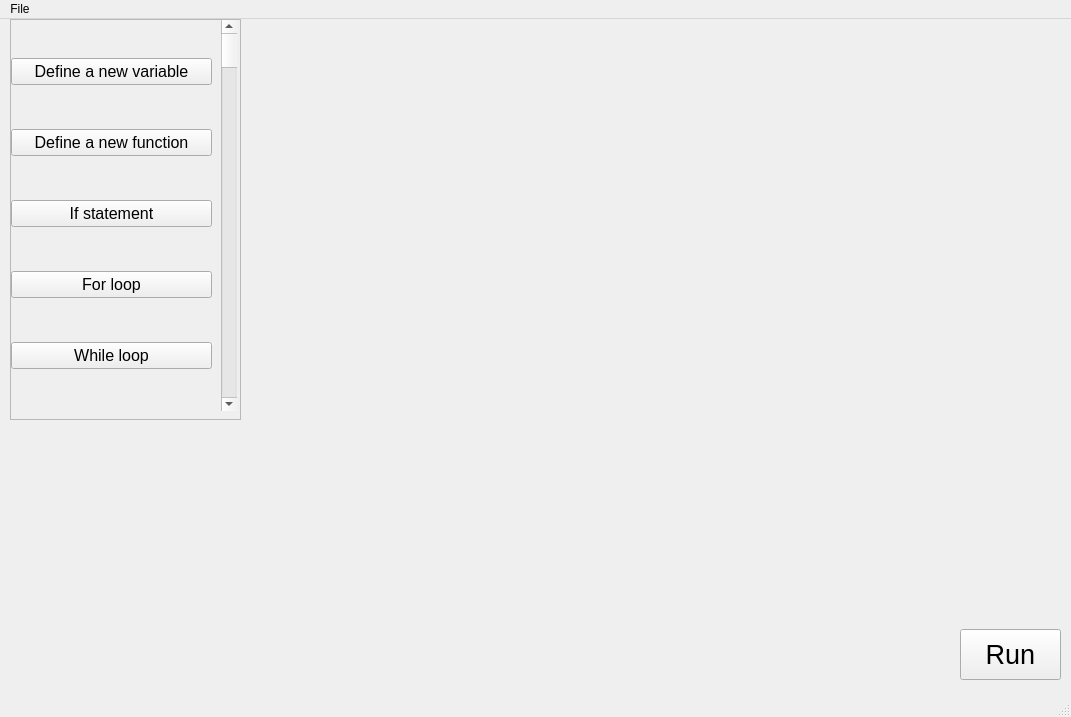
Before: the Qt Designer form mainwindow.ui in CrescentonC/COMP2012H_19_Fall_Project, drawn with Qt 5.
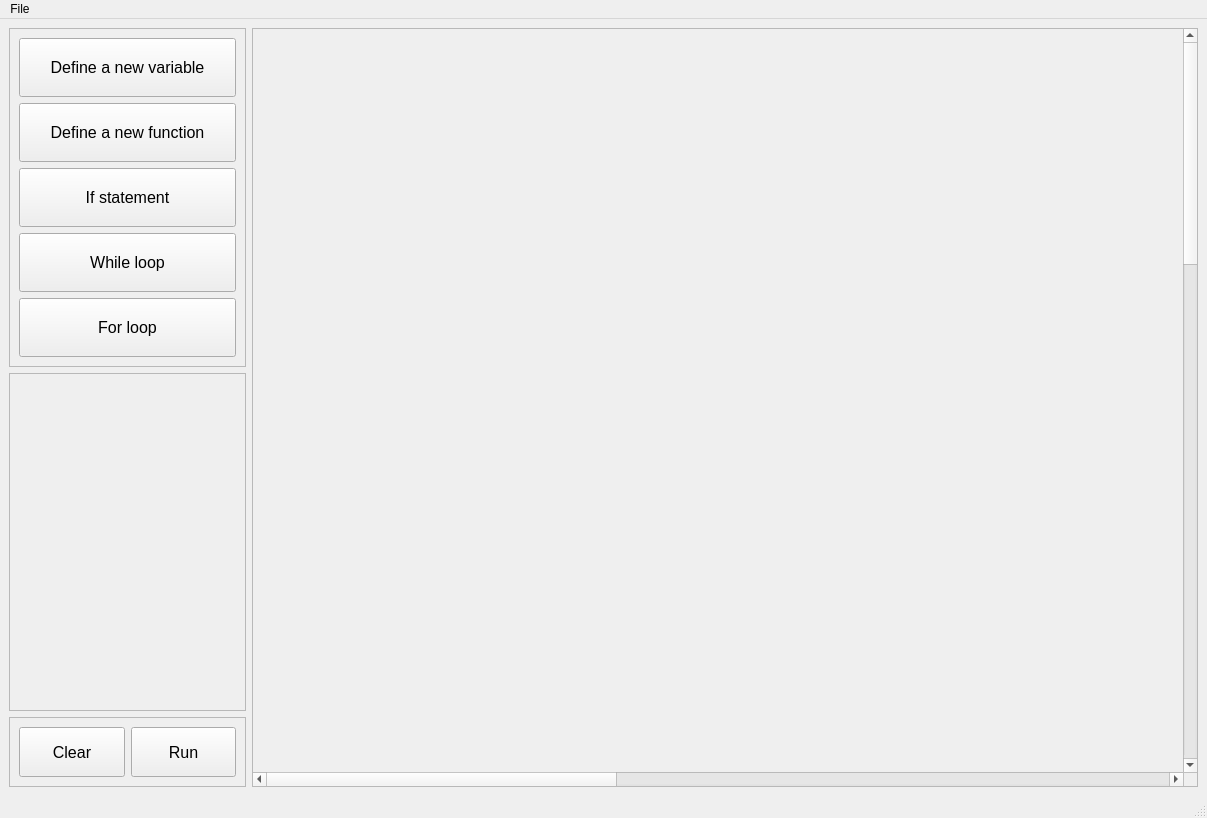
After: the same form once the commit is applied.

Commit message: prettier ui frame

Diff of the .ui file:
```diff
--- a/mainwindow.ui
+++ b/mainwindow.ui
@@ -6,41 +6,22 @@
    <rect>
     <x>0</x>
     <y>0</y>
-    <width>1071</width>
-    <height>717</height>
+    <width>1207</width>
+    <height>818</height>
    </rect>
   </property>
   <property name="windowTitle">
    <string>GUI Programming and Debugging Tool</string>
   </property>
   <widget class="QWidget" name="centralwidget">
-   <widget class="QPushButton" name="runButton">
-    <property name="geometry">
-     <rect>
-      <x>960</x>
-      <y>610</y>
-      <width>101</width>
-      <height>51</height>
-     </rect>
-    </property>
-    <property name="font">
-     <font>
-      <family>Arial</family>
-      <pointsize>20</pointsize>
-     </font>
-    </property>
-    <property name="text">
-     <string>Run</string>
-    </property>
-   </widget>
+   <layout class="QGridLayout" name="gridLayout">
+    <item row="0" column="0">
    <widget class="QScrollArea" name="scrollArea">
-    <property name="geometry">
-     <rect>
-      <x>10</x>
-      <y>0</y>
-      <width>231</width>
-      <height>401</height>
-     </rect>
+      <property name="sizePolicy">
+       <sizepolicy hsizetype="Expanding" vsizetype="Expanding">
+        <horstretch>6</horstretch>
+        <verstretch>24</verstretch>
+       </sizepolicy>
     </property>
     <property name="widgetResizable">
      <bool>true</bool>
@@ -50,35 +31,38 @@
       <rect>
        <x>0</x>
        <y>0</y>
-       <width>229</width>
-       <height>399</height>
-      </rect>
-     </property>
-     <widget class="QScrollBar" name="verticalScrollBar">
-      <property name="geometry">
-       <rect>
-        <x>210</x>
-        <y>0</y>
-        <width>16</width>
-        <height>391</height>
-       </rect>
-      </property>
-      <property name="orientation">
-       <enum>Qt::Vertical</enum>
-      </property>
-     </widget>
-     <widget class="QWidget" name="gridLayoutWidget">
-      <property name="geometry">
-       <rect>
-        <x>0</x>
-        <y>0</y>
-        <width>201</width>
-        <height>391</height>
-       </rect>
-      </property>
-      <layout class="QGridLayout" name="gridLayout">
-       <item row="1" column="0">
+         <width>235</width>
+         <height>334</height>
+        </rect>
+       </property>
+       <layout class="QVBoxLayout" name="verticalLayout">
+        <item>
+         <widget class="QPushButton" name="varDefButton">
+          <property name="sizePolicy">
+           <sizepolicy hsizetype="Preferred" vsizetype="Preferred">
+            <horstretch>0</horstretch>
+            <verstretch>0</verstretch>
+           </sizepolicy>
+          </property>
+          <property name="font">
+           <font>
+            <family>Arial</family>
+            <pointsize>12</pointsize>
+           </font>
+          </property>
+          <property name="text">
+           <string>Define a new variable</string>
+          </property>
+         </widget>
+        </item>
+        <item>
         <widget class="QPushButton" name="funcDefButton">
+          <property name="sizePolicy">
+           <sizepolicy hsizetype="Preferred" vsizetype="Preferred">
+            <horstretch>0</horstretch>
+            <verstretch>0</verstretch>
+           </sizepolicy>
+          </property>
          <property name="font">
           <font>
            <family>Arial</family>
@@ -90,21 +74,14 @@
          </property>
         </widget>
        </item>
-       <item row="4" column="0">
-        <widget class="QPushButton" name="whileButton">
-         <property name="font">
-          <font>
-           <family>Arial</family>
-           <pointsize>12</pointsize>
-          </font>
-         </property>
-         <property name="text">
-          <string>While loop</string>
-         </property>
-        </widget>
-       </item>
-       <item row="2" column="0">
+        <item>
         <widget class="QPushButton" name="ifButton">
+          <property name="sizePolicy">
+           <sizepolicy hsizetype="Preferred" vsizetype="Preferred">
+            <horstretch>0</horstretch>
+            <verstretch>0</verstretch>
+           </sizepolicy>
+          </property>
          <property name="font">
           <font>
            <family>Arial</family>
@@ -116,8 +93,14 @@
          </property>
         </widget>
        </item>
-       <item row="0" column="0">
-        <widget class="QPushButton" name="varDefButton">
+        <item>
+         <widget class="QPushButton" name="whileButton">
+          <property name="sizePolicy">
+           <sizepolicy hsizetype="Preferred" vsizetype="Preferred">
+            <horstretch>0</horstretch>
+            <verstretch>0</verstretch>
+           </sizepolicy>
+          </property>
          <property name="font">
           <font>
            <family>Arial</family>
@@ -125,12 +108,18 @@
           </font>
          </property>
          <property name="text">
-          <string>Define a new variable</string>
+           <string>While loop</string>
          </property>
         </widget>
        </item>
-       <item row="3" column="0">
+        <item>
         <widget class="QPushButton" name="forButton">
+          <property name="sizePolicy">
+           <sizepolicy hsizetype="Preferred" vsizetype="Preferred">
+            <horstretch>0</horstretch>
+            <verstretch>0</verstretch>
+           </sizepolicy>
+          </property>
          <property name="font">
           <font>
            <family>Arial</family>
@@ -145,14 +134,154 @@
       </layout>
      </widget>
     </widget>
-   </widget>
+    </item>
+    <item row="0" column="1" rowspan="3">
+     <widget class="QScrollArea" name="scrollArea_4">
+      <property name="sizePolicy">
+       <sizepolicy hsizetype="Expanding" vsizetype="Expanding">
+        <horstretch>24</horstretch>
+        <verstretch>0</verstretch>
+       </sizepolicy>
+      </property>
+      <property name="widgetResizable">
+       <bool>true</bool>
+      </property>
+      <widget class="QWidget" name="scrollAreaWidgetContents_4">
+       <property name="geometry">
+        <rect>
+         <x>0</x>
+         <y>0</y>
+         <width>2400</width>
+         <height>2400</height>
+        </rect>
+       </property>
+       <property name="minimumSize">
+        <size>
+         <width>2400</width>
+         <height>2400</height>
+        </size>
+       </property>
+      </widget>
+     </widget>
+    </item>
+    <item row="2" column="0">
+     <widget class="QScrollArea" name="scrollArea_3">
+      <property name="sizePolicy">
+       <sizepolicy hsizetype="Expanding" vsizetype="Expanding">
+        <horstretch>6</horstretch>
+        <verstretch>0</verstretch>
+       </sizepolicy>
+      </property>
+      <property name="minimumSize">
+       <size>
+        <width>24</width>
+        <height>48</height>
+       </size>
+      </property>
+      <property name="widgetResizable">
+       <bool>true</bool>
+      </property>
+      <widget class="QWidget" name="scrollAreaWidgetContents_3">
+       <property name="geometry">
+        <rect>
+         <x>0</x>
+         <y>0</y>
+         <width>235</width>
+         <height>69</height>
+        </rect>
+       </property>
+       <property name="minimumSize">
+        <size>
+         <width>213</width>
+         <height>44</height>
+        </size>
+       </property>
+       <layout class="QHBoxLayout" name="horizontalLayout">
+        <item>
+         <widget class="QPushButton" name="clearButton">
+          <property name="sizePolicy">
+           <sizepolicy hsizetype="Preferred" vsizetype="Preferred">
+            <horstretch>0</horstretch>
+            <verstretch>0</verstretch>
+           </sizepolicy>
+          </property>
+          <property name="minimumSize">
+           <size>
+            <width>0</width>
+            <height>20</height>
+           </size>
+          </property>
+          <property name="font">
+           <font>
+            <family>Arial</family>
+            <pointsize>12</pointsize>
+           </font>
+          </property>
+          <property name="text">
+           <string>Clear</string>
+          </property>
+         </widget>
+        </item>
+        <item>
+         <widget class="QPushButton" name="runButton">
+          <property name="sizePolicy">
+           <sizepolicy hsizetype="Preferred" vsizetype="Preferred">
+            <horstretch>0</horstretch>
+            <verstretch>0</verstretch>
+           </sizepolicy>
+          </property>
+          <property name="minimumSize">
+           <size>
+            <width>0</width>
+            <height>20</height>
+           </size>
+          </property>
+          <property name="font">
+           <font>
+            <family>Arial</family>
+            <pointsize>12</pointsize>
+           </font>
+          </property>
+          <property name="text">
+           <string>Run</string>
+          </property>
+         </widget>
+        </item>
+       </layout>
+      </widget>
+     </widget>
+    </item>
+    <item row="1" column="0">
+     <widget class="QScrollArea" name="scrollArea_2">
+      <property name="sizePolicy">
+       <sizepolicy hsizetype="Expanding" vsizetype="Expanding">
+        <horstretch>6</horstretch>
+        <verstretch>24</verstretch>
+       </sizepolicy>
+      </property>
+      <property name="widgetResizable">
+       <bool>true</bool>
+      </property>
+      <widget class="QWidget" name="scrollAreaWidgetContents_2">
+       <property name="geometry">
+        <rect>
+         <x>0</x>
+         <y>0</y>
+         <width>235</width>
+         <height>334</height>
+        </rect>
+       </property>
+      </widget>
+     </widget>
+    </item>
+   </layout>
   </widget>
   <widget class="QMenuBar" name="menubar">
    <property name="geometry">
     <rect>
      <x>0</x>
      <y>0</y>
-     <width>1071</width>
+     <width>1207</width>
      <height>23</height>
     </rect>
    </property>
```
Lines whose indentation alone changed are shown as unchanged. The commit also changes 7 other files.
